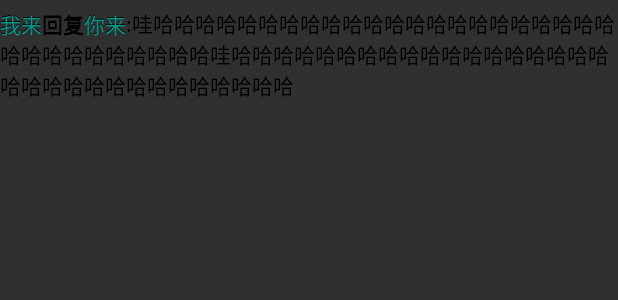
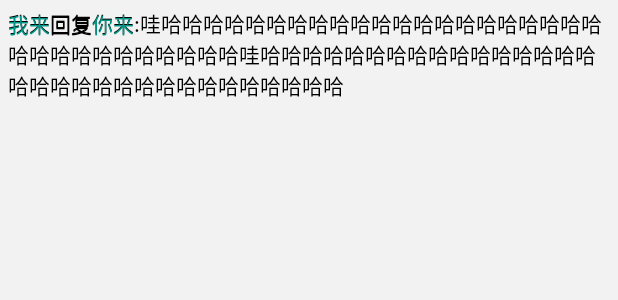
Before and after one commit to DavidWangTM/DWCorePhoto_Android, an Android app: the layout evaluation_view.xml on its own in the app's theme, with its tools: preview values and no code run, on a phone screen of 412 x 824 dp. Shown: the top 300 px of the screen. Run offline under Robolectric (Android 15) with nearby library versions, the phone set to English and light mode, and no system bars.

Commit message:
修改混合布局细节

```diff
--- a/app/src/main/AndroidManifest.xml
+++ b/app/src/main/AndroidManifest.xml
@@ -35,7 +35,9 @@
         </activity>
         <activity
             android:name=".MixShowActivity"
-            android:theme="@style/Theme" >
+            android:theme="@style/Theme"
+            android:windowSoftInputMode="adjustResize"
+            >
         </activity>
     </application>
 
--- /dev/null
+++ b/app/src/main/res/drawable/click_content.xml
@@ -0,0 +1,10 @@
+<?xml version="1.0" encoding="utf-8"?>
+<selector xmlns:android="http://schemas.android.com/apk/res/android">
+
+    <item android:drawable="@color/content_bg_press" android:state_pressed="true"/>
+    <item android:drawable="@color/content_bg_press" android:state_focused="true"/>
+    <item android:drawable="@color/content_bg_press" android:state_selected="true"/>
+    <item android:drawable="@color/content_bg"/>
+
+
+</selector>
--- a/app/src/main/res/layout/evaluation_view.xml
+++ b/app/src/main/res/layout/evaluation_view.xml
@@ -2,7 +2,8 @@
 <RelativeLayout xmlns:android="http://schemas.android.com/apk/res/android"
     android:layout_width="match_parent"
     android:layout_height="match_parent"
-    android:layout_marginTop="5dp"
+    android:padding="5dp"
+    android:background="@drawable/click_content"
     >
 
     <TextView
--- a/app/src/main/res/layout/mix_view.xml
+++ b/app/src/main/res/layout/mix_view.xml
@@ -158,8 +158,7 @@
             android:layout_below="@+id/gridview"
             android:layout_marginLeft="10dp"
             android:layout_marginTop="10dp"
-            android:background="#f2f2f2"
-            android:padding="5dp"
+            android:background="@color/content_bg"
             android:orientation="vertical">
 
 
--- a/app/src/main/res/values/colors.xml
+++ b/app/src/main/res/values/colors.xml
@@ -1,9 +1,10 @@
 <?xml version="1.0" encoding="utf-8"?>
 <resources>
-
-
     <color name="material_blue_500">#009688</color>
     <color name="material_blue_700">#00796B</color>
     <color name="material_green_A200">#FD87A9</color>
 
+    <color name="content_bg">#f2f2f2</color>
+    <color name="content_bg_press">#b2b2b2</color>
+
 </resources>
--- a/app/src/main/res/values/styles.xml
+++ b/app/src/main/res/values/styles.xml
@@ -9,7 +9,7 @@
         <!-- 状态栏颜色 -->
         <item name="colorPrimaryDark">@color/material_blue_700</item>
         <!-- 字体颜色 -->
-        <item name="colorAccent">@color/material_green_A200</item>
+        <item name="colorAccent">@color/material_blue_500</item>
 
     </style>
 
```
Also changed, not shown: app/src/main/java/davidwang/tm/adapter/MixListAdapter.java (+28 -7 lines), app/src/main/java/davidwang/tm/dwcorephoto/MixShowActivity.java (+22 -0 lines), app/src/main/res/layout/activity_mix_show.xml (+47 -8 lines).
